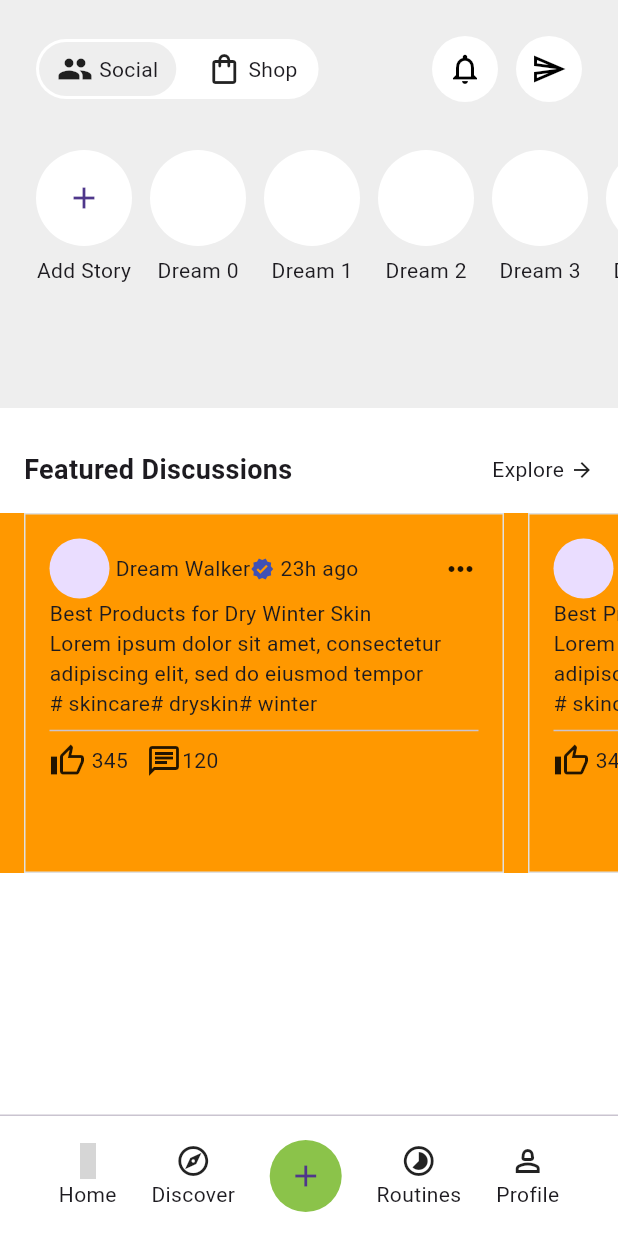
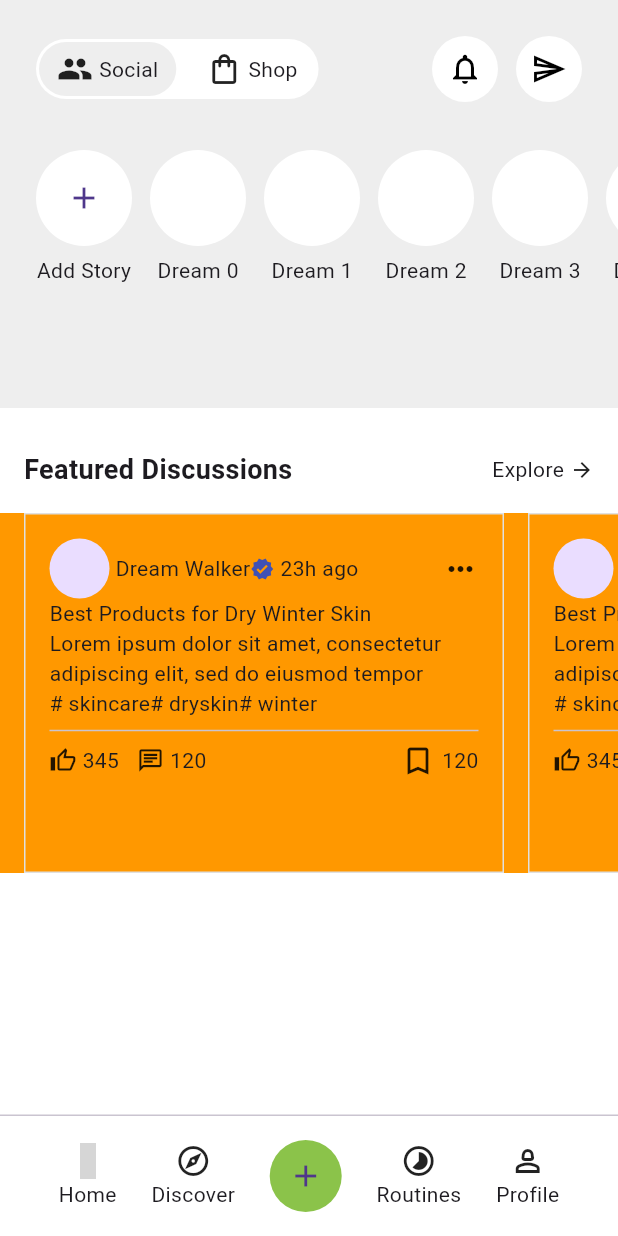
Before and after one commit to JAICHANGPARK/flutter_notebook_chapter_41, a Flutter app: the BeautyMainPage screen opened directly, on a phone screen of 412 x 824 dp. Run offline on Flutter 3.47's test engine with Material 3 defaults, Android fonts, the phone set to English and light mode, and no system bars; our stand-ins replace gap, go_router, hugeicons; missing offline and left inert: ticket_widget; grey boxes are pictures that could not be loaded.

Commit message:
Update beauty_home_widget.dart

```diff
--- a/lib/ep2090_beauty_app/view/beauty_home_widget.dart
+++ b/lib/ep2090_beauty_app/view/beauty_home_widget.dart
@@ -222,12 +222,24 @@ class _BeautyHomeWidgetState extends State<BeautyHomeWidget> {
                                 Divider(),
                                 Row(
                                   children: [
-                                    Icon(Icons.thumb_up_alt_outlined),
+                                    Icon(
+                                      Icons.thumb_up_alt_outlined,
+                                      size: 18,
+                                    ),
                                     Gap(4),
                                     Text("345"),
                                     Gap(12),
-                                    Icon(Icons.chat_outlined),
+                                    Icon(
+                                      Icons.chat_outlined,
+                                      size: 18,
+                                    ),
+                                    Gap(4),
                                     Text("120"),
+                                    Spacer(),
+                                    Icon(Icons.bookmark_border),
+                                    Gap(4),
+                                    Text("120"),
+
                                   ],
                                 )
                               ],
```
